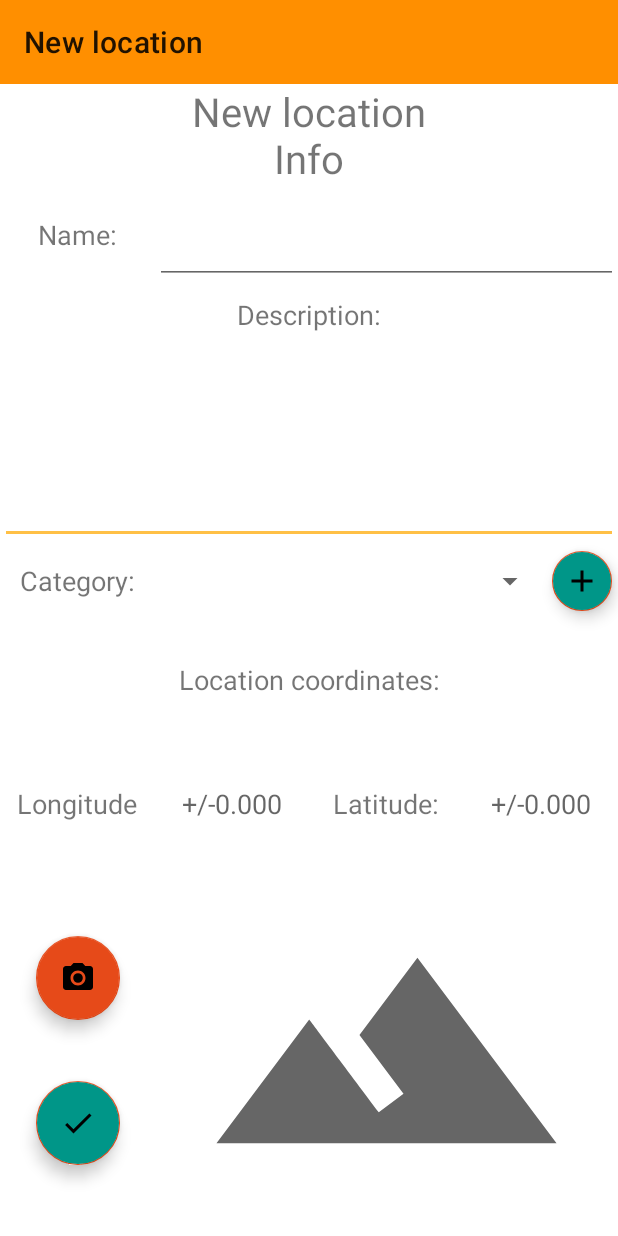
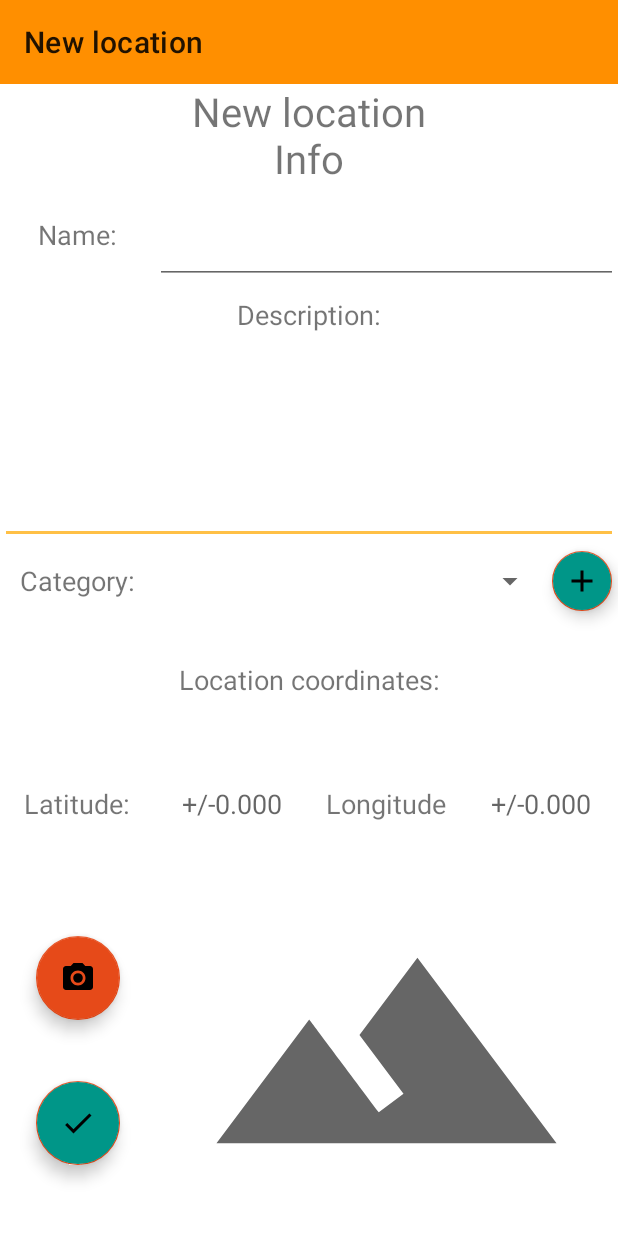
Before and after one commit to JoseLu-Dev/Locatia, an Android app: the NewLocationActivity screen opened directly, with no data from a screen before it, on a phone screen of 412 x 824 dp. Run offline under Robolectric (Android 15) with nearby library versions, the phone set to English and light mode, and no system bars; our stand-ins replace data binding; 1 statement that could not run was skipped.

Commit message:
NewLocationActivity latitude longitude textView swaped

```diff
--- a/app/src/main/res/layout/activity_new_location_activity.xml
+++ b/app/src/main/res/layout/activity_new_location_activity.xml
@@ -63,9 +63,9 @@
             android:maxLength="9"
             android:text="@{String.valueOf(viewModel.longitude)}"
             app:layout_constraintBottom_toTopOf="@+id/guideline9"
-            app:layout_constraintEnd_toStartOf="@+id/guideline8"
+            app:layout_constraintEnd_toEndOf="parent"
             app:layout_constraintHorizontal_bias="0.589"
-            app:layout_constraintStart_toStartOf="@+id/guideline4"
+            app:layout_constraintStart_toStartOf="@+id/guideline5"
             app:layout_constraintTop_toTopOf="@+id/guideline7"
             app:layout_constraintVertical_bias="0.771" />
 
@@ -76,9 +76,9 @@
             android:layout_height="0dp"
             android:text="@string/latitude"
             app:layout_constraintBottom_toTopOf="@+id/guideline9"
-            app:layout_constraintEnd_toStartOf="@+id/guideline5"
+            app:layout_constraintEnd_toStartOf="@+id/guideline4"
             app:layout_constraintHorizontal_bias="0.631"
-            app:layout_constraintStart_toStartOf="@+id/guideline8"
+            app:layout_constraintStart_toStartOf="parent"
             app:layout_constraintTop_toTopOf="@+id/guideline7"
             app:layout_constraintVertical_bias="0.2" />
 
@@ -89,9 +89,9 @@
             android:layout_height="0dp"
             android:text="@string/longitude"
             app:layout_constraintBottom_toTopOf="@+id/guideline9"
-            app:layout_constraintEnd_toStartOf="@+id/guideline4"
+            app:layout_constraintEnd_toStartOf="@+id/guideline5"
             app:layout_constraintHorizontal_bias="0.391"
-            app:layout_constraintStart_toStartOf="parent"
+            app:layout_constraintStart_toStartOf="@+id/guideline8"
             app:layout_constraintTop_toTopOf="@+id/guideline7"
             app:layout_constraintVertical_bias="0.79" />
 
@@ -119,11 +119,11 @@
             android:maxLength="9"
             android:text="@{String.valueOf(viewModel.latitude)}"
             app:layout_constraintBottom_toTopOf="@+id/guideline9"
-            app:layout_constraintEnd_toEndOf="parent"
-            app:layout_constraintHorizontal_bias="1.0"
-            app:layout_constraintStart_toStartOf="@+id/guideline5"
+            app:layout_constraintEnd_toStartOf="@+id/guideline8"
+            app:layout_constraintHorizontal_bias="0.644"
+            app:layout_constraintStart_toStartOf="@+id/guideline4"
             app:layout_constraintTop_toTopOf="@+id/guideline7"
-            app:layout_constraintVertical_bias="0.759" />
+            app:layout_constraintVertical_bias="0.71" />
 
         <TextView
             android:id="@+id/textView6"
```
